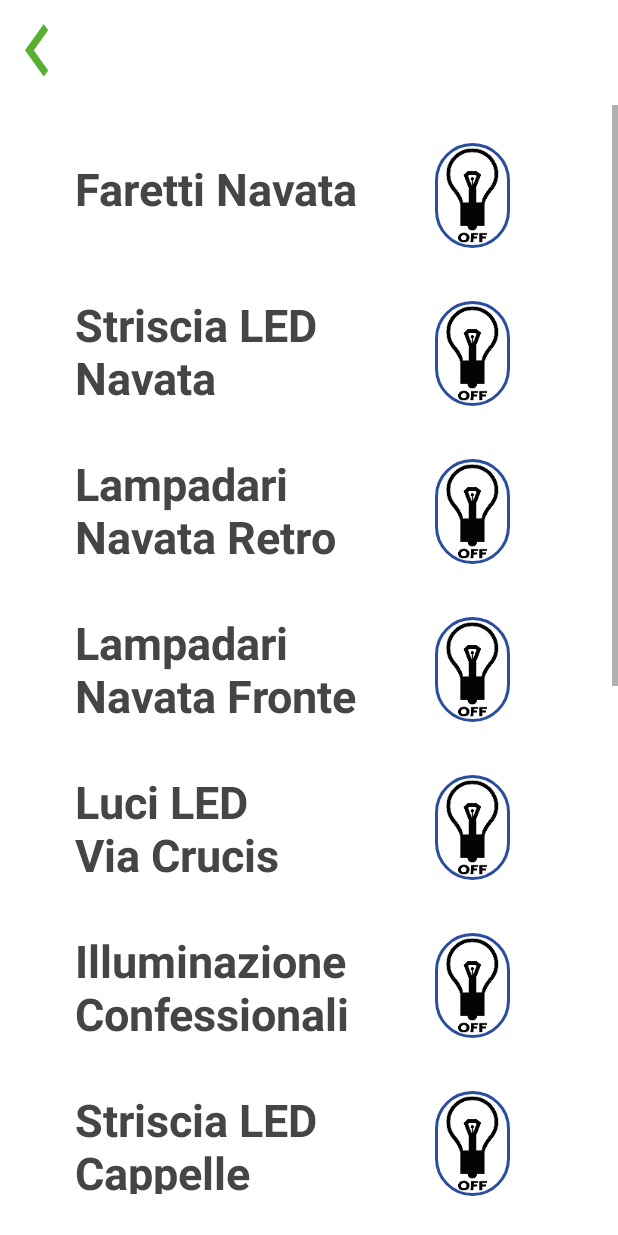
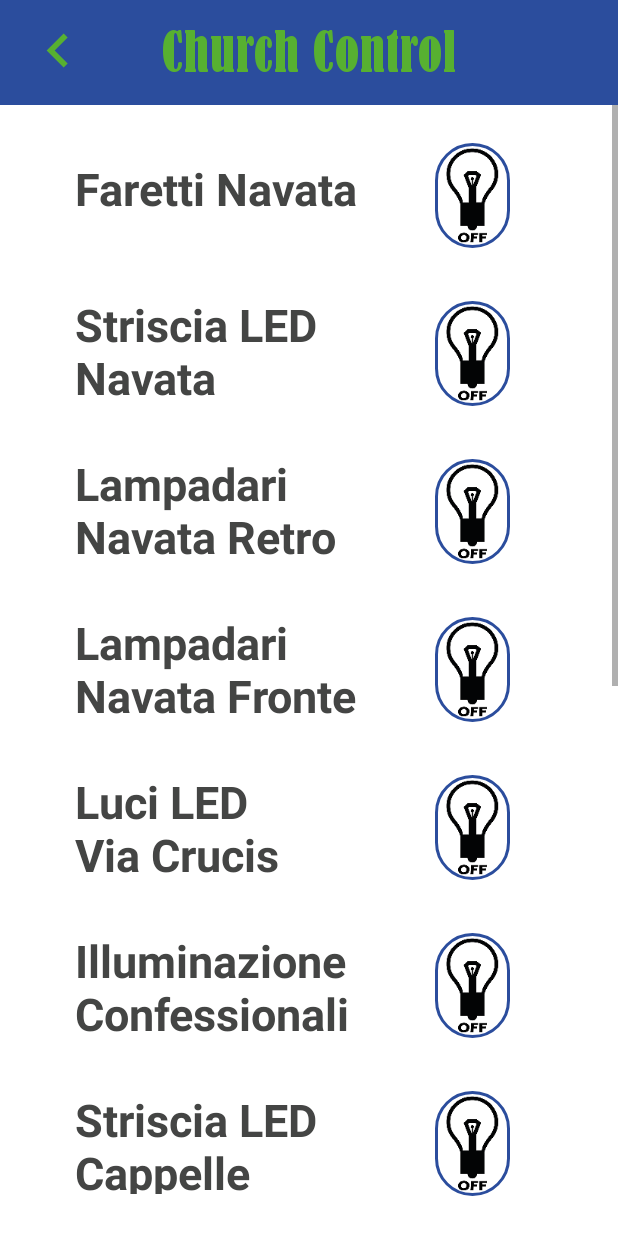
Before and after one commit to simonebenzi/ChiesaGaggiola, an Android app: the layout lights.xml on its own in the app's theme, with its tools: preview values and no code run, on a phone screen of 412 x 824 dp. Run offline under Robolectric (Android 15) with nearby library versions, the phone set to English and light mode, and no system bars.

Commit message:
Aggiunte toolbar_lights.xml e toolbar_scenarios.xml. Aggiunta inoltre intro.xml all'avvio dell'applicazione

```diff
--- a/AppChiesa/app/src/main/res/layout/lights.xml
+++ b/AppChiesa/app/src/main/res/layout/lights.xml
@@ -5,12 +5,7 @@
     android:background="@color/white"
     android:orientation="vertical">
 
-    <ImageButton
-        android:id="@+id/ibReturn"
-        android:layout_width="50dp"
-        android:layout_height="70dp"
-        android:layout_marginLeft="0dp"
-        android:background="@drawable/ic_keyboard_arrow_left" />
+    <include layout="@layout/toolbar_lights" />
 
     <ScrollView xmlns:android="http://schemas.android.com/apk/res/android"
         android:layout_width="match_parent"
--- a/AppChiesa/app/src/main/res/layout/scenarios.xml
+++ b/AppChiesa/app/src/main/res/layout/scenarios.xml
@@ -6,6 +6,8 @@
     android:orientation="vertical"
     android:gravity="center_horizontal"
     android:background="@color/white">
+
+    <include layout="@layout/toolbar_scenarios" />
 
     <LinearLayout
         android:layout_width="match_parent"
--- /dev/null
+++ b/AppChiesa/app/src/main/res/layout/toolbar_lights.xml
@@ -0,0 +1,26 @@
+<?xml version="1.0" encoding="utf-8"?>
+<androidx.appcompat.widget.Toolbar xmlns:android="http://schemas.android.com/apk/res/android"
+    android:layout_width="match_parent"
+    android:layout_height="70dp"
+    android:background="@color/LightManagerBlue">
+
+    <ImageButton
+        android:layout_width="45dp"
+        android:layout_height="45dp"
+        android:id="@+id/ibReturn"
+        android:src="@drawable/ic_keyboard_arrow_left"
+        android:background="@color/LightManagerBlue"
+        android:scaleType="centerCrop"
+        android:layout_gravity="left"
+        android:layout_marginLeft="10dp"/>
+
+    <TextView
+        android:layout_width="wrap_content"
+        android:layout_height="wrap_content"
+        android:text="@string/app_name"
+        android:fontFamily="@font/bernard_mt_condensed"
+        android:layout_gravity="center"
+        android:textColor="@color/LightManagerGreen"
+        android:textSize="35dp" />
+
+</androidx.appcompat.widget.Toolbar>
```
Also changed, not shown: AppChiesa/app/src/main/AndroidManifest.xml (+16 -1 lines), AppChiesa/app/src/main/java/com/simo/appchiesa/Intro.java (added, +28 -0 lines), AppChiesa/app/src/main/res/layout/intro.xml (added, +9 -0 lines), AppChiesa/app/src/main/res/layout/toolbar_scenarios.xml (added, +16 -0 lines), 5 other files.
